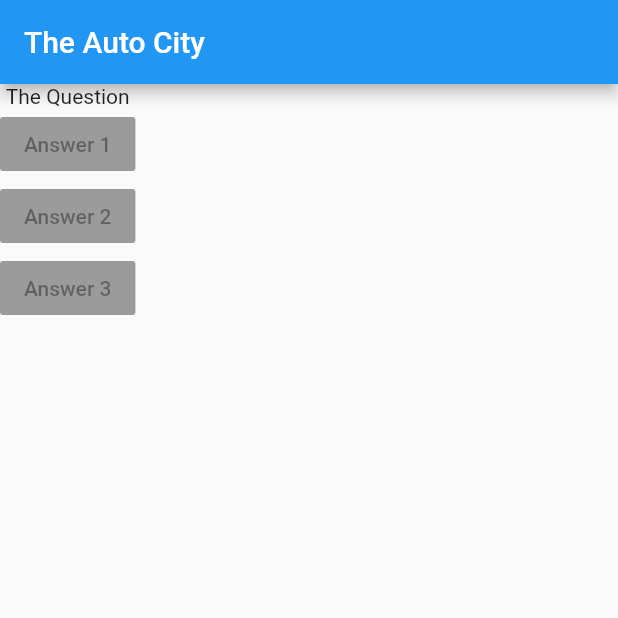
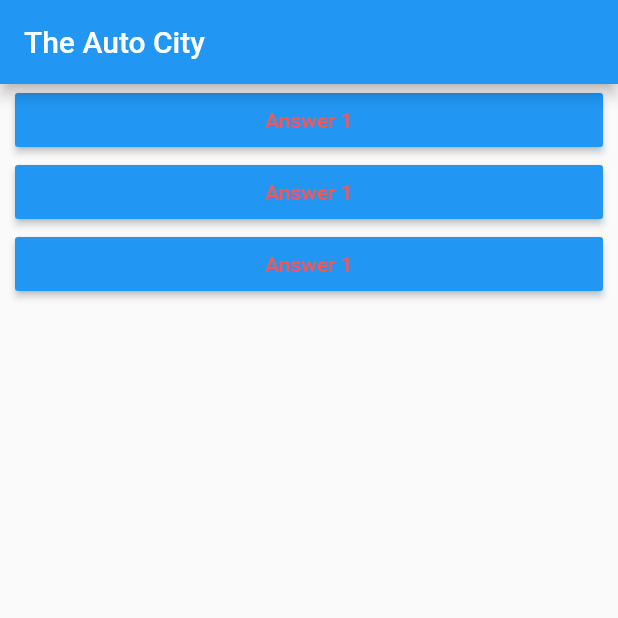
Before and after one commit to VishnuPothan/Flutter-Quiz-App, a Flutter app: the screen it shows after launch, on a phone screen of 412 x 824 dp, the top half of it. Run offline on Flutter 3.47's test engine with Material 2 defaults, Android fonts, the phone set to English and light mode, and no system bars.

Commit message:
added some design to widgets and made separate class for question and answer widget.

```diff
--- /dev/null
+++ b/lib/answer.dart
@@ -0,0 +1,18 @@
+import 'package:flutter/material.dart';
+
+class Answer extends StatelessWidget {
+  final Function selectHandler;
+  Answer(this.selectHandler);
+  @override
+  Widget build(BuildContext context) {
+    return Container(
+      width: double.infinity,
+      margin: EdgeInsets.only(left:10,right: 10),
+      child: RaisedButton(
+          color: Colors.blue,
+          textColor: Colors.redAccent,
+          child: Text("Answer 1"),
+          onPressed: selectHandler),
+    );
+  }
+}
--- a/lib/main.dart
+++ b/lib/main.dart
@@ -1,27 +1,51 @@
 import 'package:flutter/material.dart';
+
+import './question.dart';
+import './answer.dart';
+
 void main(){
   runApp(MyApp());
 }
 
-class MyApp extends StatelessWidget{
+class MyApp extends StatefulWidget {
+  @override
+  State<StatefulWidget> createState() {
+    return _MyAppState();
+  }
+}
+
+class _MyAppState extends State<MyApp> {
+  var _quesIndex = 0;
+  void _answerQuestion(){
+    setState(() {
+      _quesIndex = _quesIndex + 1;
+    });
+    print(_quesIndex);
+  }
   @override
   Widget build(BuildContext context) {
-    var question = [
-      'Whats your favourite Color?',
-      'Whats your favourite Animal?'
+    var questions = [
+      {'question' : 'What\'s your favourite Color?',
+       'answers': ['Blue','Red','Orange','White']
+      },
+      {'question' : 'What\'s your favourite Animal?',
+        'answers': ['Hen','Cat','Dog','Monkey']
+      },
+      {'question' : 'What\'s your favourite Country?',
+        'answers': ['India','Canada','japan','Switzerland']
+      },
     ];
     return MaterialApp(home: Scaffold(
       appBar: AppBar(title: Text("The Auto City"),),
         body: Column(
           children: [
-            Text('The Question'),
-            RaisedButton(child: Text("Answer 1"), onPressed: null),
-            RaisedButton(child: Text("Answer 2"), onPressed: null),
-            RaisedButton(child: Text("Answer 3"), onPressed: null),
+            // Question(questions.elementAt(_quesIndex)),
+            Answer(_answerQuestion),
+            Answer(_answerQuestion),
+            Answer(_answerQuestion),
           ],
         ),
       ),
     );
   }
-
 }
```
Also changed, not shown: lib/question.dart (added, +20 -0 lines).
